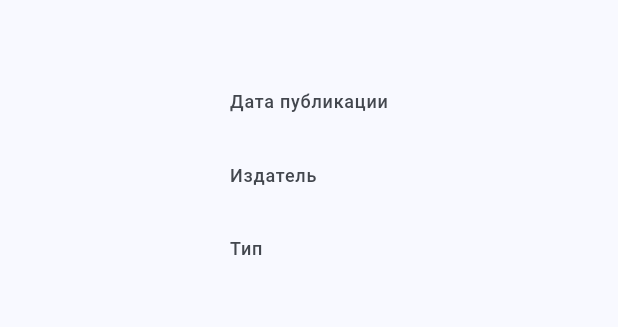
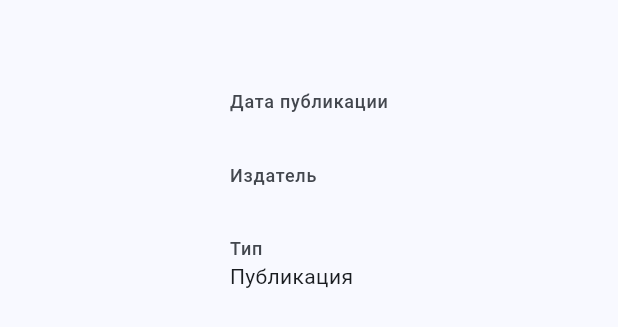
Before and after one commit to vnrbchnk-lang/Ryabchenko-OpenAIRE-Flutter, a Flutter app: the _DetailContent widget shown alone on an empty page, opened directly with empty values, on a phone screen of 412 x 824 dp. Shown: the top 327 px of the screen. Run offline on Flutter 3.47's test engine with Material 3 defaults, Android fonts, the phone set to English and light mode, and no system bars; our stand-ins replace dio, flutter_bloc, go_router; generated files the repository leaves out were written again; network calls fail.

Commit message:
refactor(domain): тип публикации enum PublicationType

```diff
--- a/lib/features/publication/data/mappers/publication_mapper.dart
+++ b/lib/features/publication/data/mappers/publication_mapper.dart
@@ -1,5 +1,6 @@
 import 'package:openaire_publications/features/publication/data/dto/publication_dto.dart';
 import 'package:openaire_publications/features/publication/domain/publication_model.dart';
+import 'package:openaire_publications/features/publication/domain/publication_type.dart';
 
 extension PublicationDtoMapper on PublicationDto {
   PublicationModel toModel() => PublicationModel(
@@ -15,10 +16,13 @@ extension PublicationDtoMapper on PublicationDto {
       for (final subject in subjects ?? const <SubjectDto>[])
         subject.subject.value,
     ],
-    type: type,
+    type: _typesByName[type] ?? PublicationType.other,
     publisher: publisher,
   );
 }
+
+final Map<String, PublicationType> _typesByName = PublicationType.values
+    .asNameMap();
 
 String? _name(String? fullName) {
   final name = fullName?.replaceAll(RegExp(r'^[\s,]+|[\s,]+$'), '');
--- a/lib/features/publication/domain/publication_model.dart
+++ b/lib/features/publication/domain/publication_model.dart
@@ -1,3 +1,5 @@
+import 'package:openaire_publications/features/publication/domain/publication_type.dart';
+
 final class PublicationModel {
   const PublicationModel({
     required this.id,
@@ -16,6 +18,6 @@ final class PublicationModel {
   final String? publicationDate;
   final String? description;
   final List<String> subjects;
-  final String type;
+  final PublicationType type;
   final String? publisher;
 }
--- /dev/null
+++ b/lib/features/publication/domain/publication_type.dart
@@ -0,0 +1 @@
+enum PublicationType { publication, dataset, software, other }
--- a/lib/features/publication/presentation/view/publication_detail_screen.dart
+++ b/lib/features/publication/presentation/view/publication_detail_screen.dart
@@ -8,6 +8,7 @@ import 'package:openaire_publications/features/publication/presentation/bloc/det
 import 'package:openaire_publications/features/publication/presentation/bloc/detail/publication_detail_event.dart';
 import 'package:openaire_publications/features/publication/presentation/bloc/detail/publication_detail_state.dart';
 import 'package:openaire_publications/features/publication/presentation/utils/publication_format.dart';
+import 'package:openaire_publications/features/publication/presentation/utils/publication_type_format.dart';
 import 'package:openaire_publications/features/publication/presentation/view/widgets/detail_field.dart';
 import 'package:openaire_publications/features/publication/presentation/view/widgets/related_list.dart';
 import 'package:openaire_publications/l10n/app_localizations.dart';
@@ -86,7 +87,10 @@ class _DetailContent extends StatelessWidget {
                 ),
               if (publisher != null)
                 DetailField(label: l10n.detailPublisher, value: publisher),
-              DetailField(label: l10n.detailType, value: publication.type),
+              DetailField(
+                label: l10n.detailType,
+                value: publication.type.label(l10n),
+              ),
               if (publication.subjects.isNotEmpty)
                 DetailField(
                   label: l10n.detailSubjects,
--- a/lib/features/publication/presentation/view/widgets/publication_placeholder.dart
+++ b/lib/features/publication/presentation/view/widgets/publication_placeholder.dart
@@ -1,6 +1,6 @@
 import 'package:flutter/material.dart';
 import 'package:openaire_publications/features/publication/domain/publication_model.dart';
-import 'package:openaire_publications/features/publication/presentation/utils/publication_format.dart';
+import 'package:openaire_publications/features/publication/presentation/utils/publication_type_format.dart';
 
 class PublicationPlaceholder extends StatelessWidget {
   const PublicationPlaceholder({super.key, required this.publication});
@@ -17,7 +17,7 @@ class PublicationPlaceholder extends StatelessWidget {
         color: colors.secondaryContainer,
         shape: BoxShape.circle,
       ),
-      child: Icon(publication.typeIcon, color: colors.onSecondaryContainer),
+      child: Icon(publication.type.icon, color: colors.onSecondaryContainer),
     );
   }
 }
--- a/lib/l10n/app_en.arb
+++ b/lib/l10n/app_en.arb
@@ -10,6 +10,10 @@
   "detailPublicationDate": "Publication date",
   "detailPublisher": "Publisher",
   "detailType": "Type",
+  "typePublication": "Publication",
+  "typeDataset": "Dataset",
+  "typeSoftware": "Software",
+  "typeOther": "Other",
   "detailSubjects": "Subjects",
   "detailRelated": "Related publications",
   "detailNotFound": "No publication “{id}” in the catalog",
--- a/lib/l10n/app_ru.arb
+++ b/lib/l10n/app_ru.arb
@@ -17,6 +17,10 @@
   "detailPublicationDate": "Дата публикации",
   "detailPublisher": "Издатель",
   "detailType": "Тип",
+  "typePublication": "Публикация",
+  "typeDataset": "Датасет",
+  "typeSoftware": "Программа",
+  "typeOther": "Другое",
   "detailSubjects": "Тематики",
   "detailRelated": "Похожие публикации",
   "detailNotFound": "Публикации «{id}» в каталоге нет",
```
Also changed, not shown: lib/features/publication/presentation/utils/publication_format.dart (+0 -7 lines), lib/features/publication/presentation/utils/publication_type_format.dart (added, +19 -0 lines), 1 other file.
